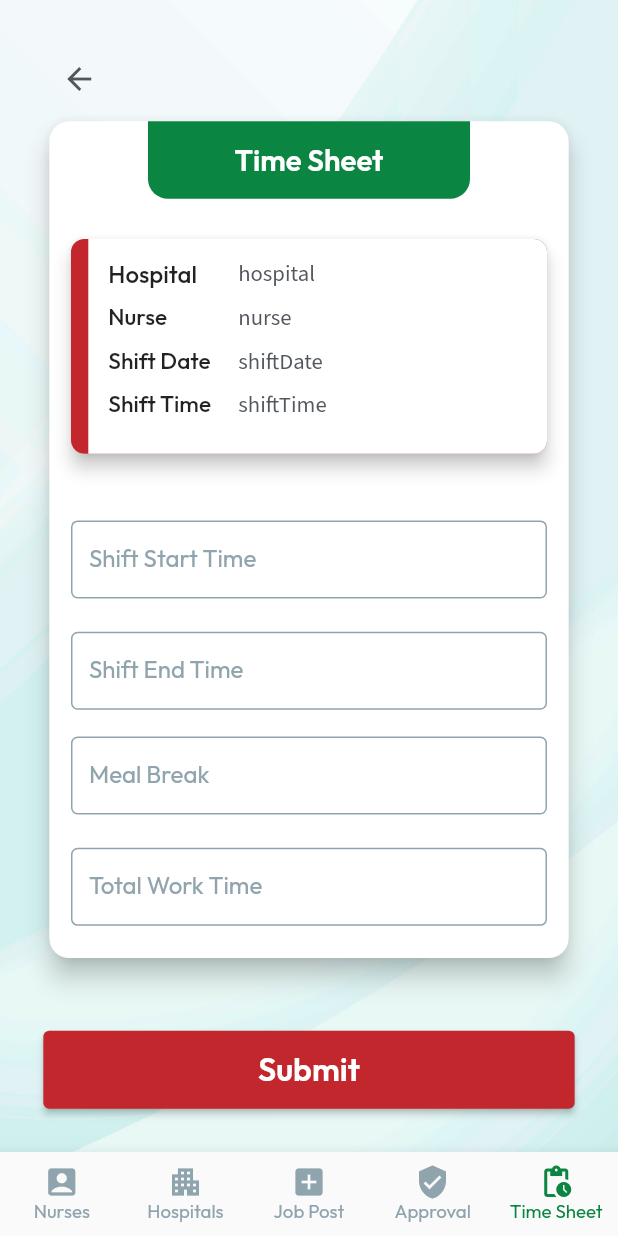
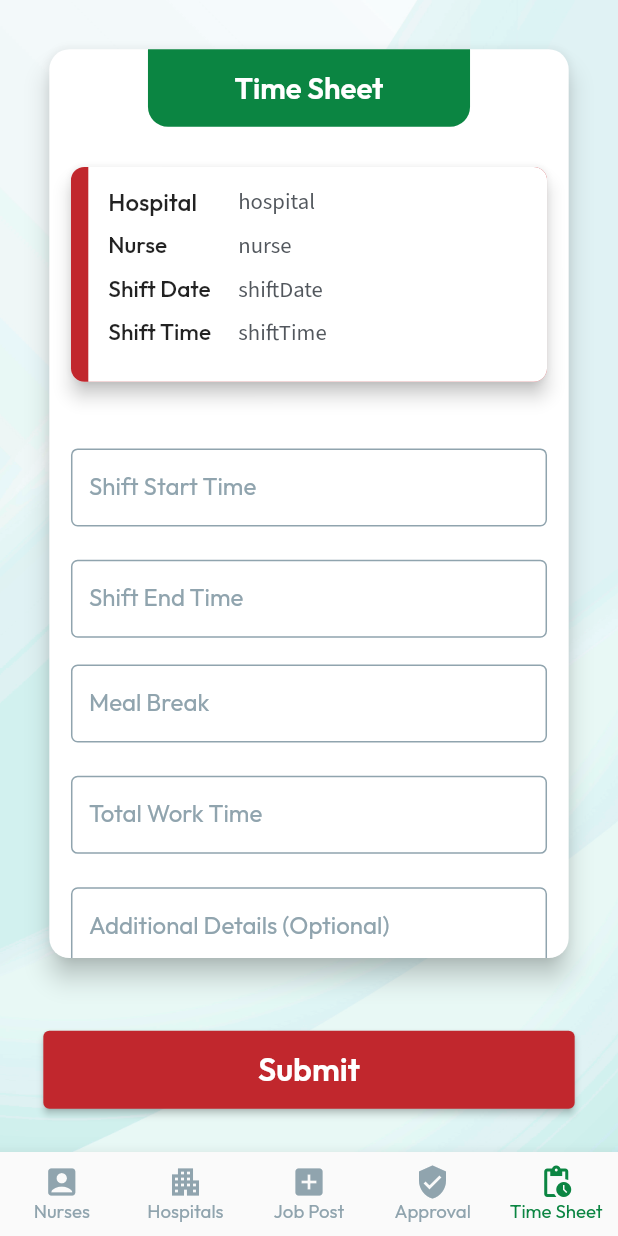
Before and after one commit to Sanjuwa/TOP-Admin, a Flutter app: the screen it shows after launch, swiped to page 5, on a phone screen of 412 x 824 dp. Run offline on Flutter 3.47's test engine with Material 2 defaults, Android fonts, the phone set to English and light mode, and no system bars; our stand-ins replace cloud_firestore, firebase_auth, firebase_core, flutter_screenutil, fluttertoast, google_fonts and 1 more; accounts and stored records are empty; generated files the repository leaves out were written again.

Commit message:
Add Responsiveness

```diff
--- a/lib/views/single_timesheet.dart
+++ b/lib/views/single_timesheet.dart
@@ -21,15 +21,6 @@ class SingleTimesheet extends StatelessWidget {
           padding: EdgeInsets.all(30.w),
           child: Column(
             children: [
-              SizedBox(height: ScreenUtil().statusBarHeight),
-
-              Align(
-                alignment: Alignment.topLeft,
-                child: BackButton(
-                  color: kGreyText,
-                ),
-              ),
-
               Expanded(
                 child: HeadingCard(
                   title: 'Time Sheet',
--- a/lib/widgets/button.dart
+++ b/lib/widgets/button.dart
@@ -19,13 +19,13 @@ class Button extends StatelessWidget {
     return ElevatedButton(
       style: ElevatedButton.styleFrom(
           primary: enabled ? color ?? kGreen : kDisabledSecondary,
-          padding: getDeviceType() == Device.Tablet?EdgeInsets.all(padding ?? 20.h):EdgeInsets.all(padding ?? 14.h),
+          padding: getDeviceType() == Device.Tablet?EdgeInsets.all(padding ?? 15.h):EdgeInsets.all(padding ?? 14.h),
       ),
       child: Text(
         text,
         style: TextStyle(
             color: enabled ? textColor ?? Colors.white : kDisabled,
-            fontSize: getDeviceType() == Device.Tablet?fontSize ?? 26.sp:fontSize ?? 24.sp,
+            fontSize: getDeviceType() == Device.Tablet?fontSize ?? 25.sp:fontSize ?? 24.sp,
             fontWeight: FontWeight.w600
         ),
       ),
```
